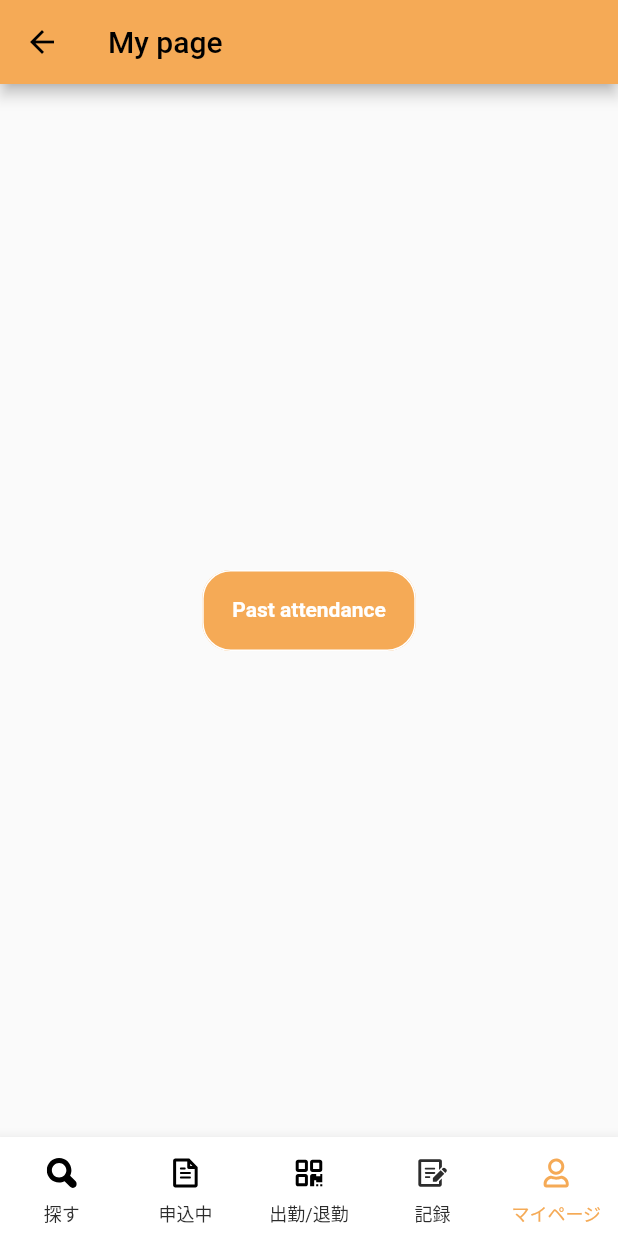
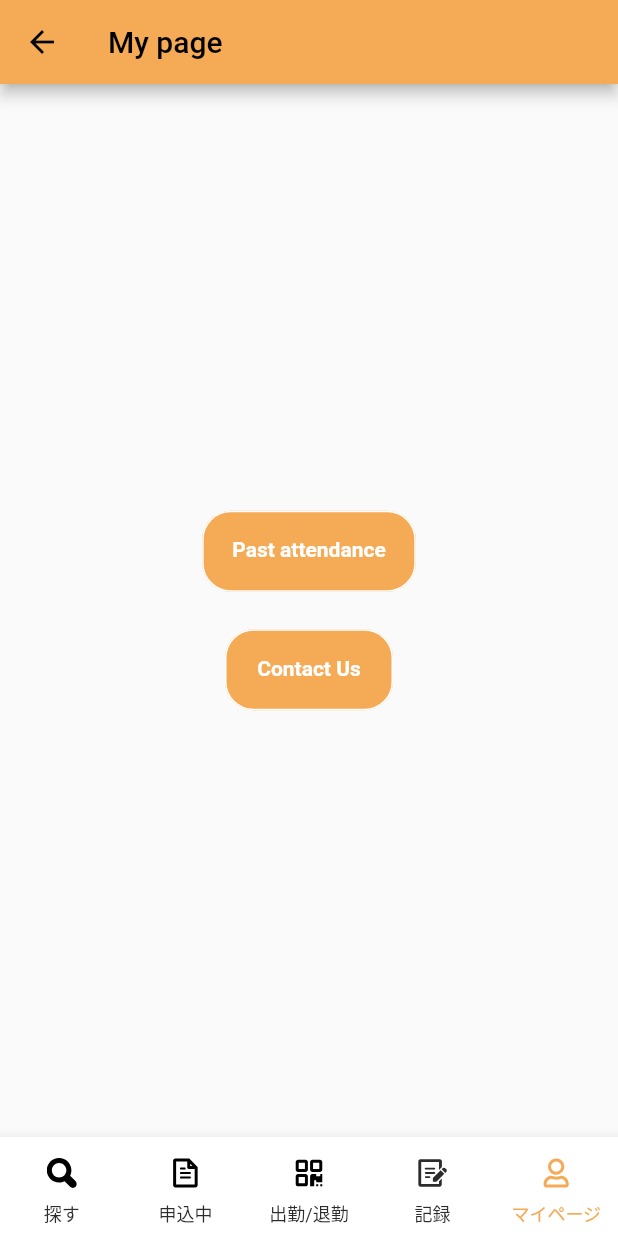
Before and after one commit to akashjpro/parsowa, a Flutter app: the MyPageScreen screen opened by its route, on a phone screen of 412 x 824 dp. Run offline on Flutter 3.47's test engine with Material 2 defaults, Android fonts, the phone set to English and light mode, and no system bars; our stand-ins replace dotted_line, flutter_bloc, flutter_svg, webview_flutter; Roboto replaces fonts that are missing (NotoSanJP).

Commit message:
update contact us screen

```diff
--- a/lib/core/constants/strings.dart
+++ b/lib/core/constants/strings.dart
@@ -40,4 +40,8 @@ class Strings {
   // QR code read
   static const qrCodeReadTitle = 'QR Code Read';
 
+  // Contact us
+  static const contactUsTitle = 'お問い合わせ';
+
+
 }
--- a/lib/presentation/routers/router.dart
+++ b/lib/presentation/routers/router.dart
@@ -4,6 +4,7 @@ import 'package:parsowa/core/constants/strings.dart';
 import 'package:parsowa/presentation/screens/attend_list/attend_list_screen.dart';
 import 'package:parsowa/presentation/screens/attend_list/previous_attend_screen.dart';
 import 'package:parsowa/presentation/screens/attend_list/record_screen.dart';
+import 'package:parsowa/presentation/screens/contact_us/contact_us_screen.dart';
 import 'package:parsowa/presentation/screens/fix_request_detail/completed/completed_fix_request_detail.dart';
 import 'package:parsowa/presentation/screens/fix_request_detail/content/content_fix_request_detail.dart';
 import 'package:parsowa/presentation/screens/home/home_screen.dart';
@@ -131,6 +132,10 @@ class RouteGenerator {
         return MaterialPageRoute(
           builder: (_) => const RestPasswordInputMailScreen(),
         );
+      case ContactUsScreen.routeName:
+        return MaterialPageRoute(
+          builder: (_) => const ContactUsScreen(),
+        );
 
       default:
         // If there is no such named route in the switch statement, e.g. /third
--- a/lib/presentation/screens/my_page/my_page_screen.dart
+++ b/lib/presentation/screens/my_page/my_page_screen.dart
@@ -1,6 +1,7 @@
 import 'package:flutter/material.dart';
 import 'package:parsowa/core/constants/colors.dart';
 import 'package:parsowa/presentation/screens/attend_list/previous_attend_screen.dart';
+import 'package:parsowa/presentation/screens/contact_us/contact_us_screen.dart';
 import 'package:parsowa/presentation/widgets/bottom_nav_bar_widget.dart';
 
 import '../../../core/constants/strings.dart';
@@ -31,6 +32,13 @@ class MyPageScreen extends StatelessWidget {
                 AppColors.whiteColor, AppColors.whiteColor, () {
                   Navigator.of(context).pushReplacementNamed(
                     PreviousAttendScreen.routeName,
+                  );
+                }),
+            SizedBox(height: 25),
+            _buildButton('Contact Us', AppColors.primaryColor,
+                AppColors.whiteColor, AppColors.whiteColor, () {
+                  Navigator.of(context).pushNamed(
+                    ContactUsScreen.routeName,
                   );
                 })
           ],
--- a/pubspec.yaml
+++ b/pubspec.yaml
@@ -40,6 +40,7 @@ dependencies:
   flutter_svg: ^0.22.0
   intl: ^0.17.0
   dotted_line: ^3.0.1
+  webview_flutter: ^2.1.1
 dev_dependencies:
   flutter_test:
     sdk: flutter
```
Also changed, not shown: lib/presentation/screens/contact_us/contact_us_screen.dart (+27 -0 lines), pubspec.lock, 4 other files.
